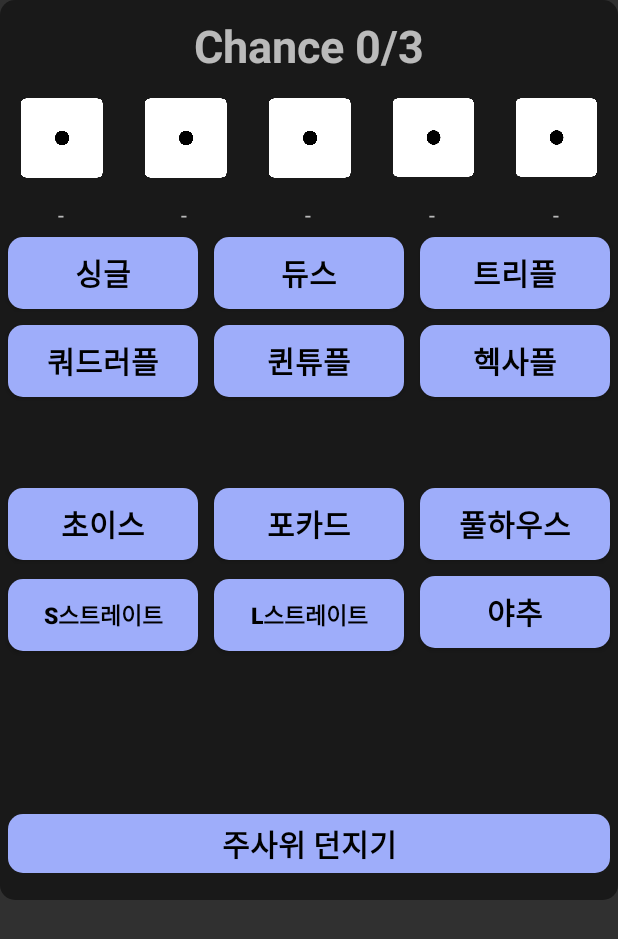
After one commit to Yangseung-Luke/Yacht_Dice, an Android app: the layout dice_dialog.xml on its own in the app's theme, with its tools: preview values and no code run, on a phone screen of 412 x 824 dp. The commit adds this screen. Shown: the top 939 px of the screen. Run offline under Robolectric (Android 15) with nearby library versions, the phone set to English and light mode, and no system bars.

Commit message:
Luke_YS_220526

```diff
--- /dev/null
+++ b/app/src/main/res/layout/dice_dialog.xml
@@ -0,0 +1,328 @@
+<?xml version="1.0" encoding="utf-8"?>
+<LinearLayout xmlns:android="http://schemas.android.com/apk/res/android"
+    xmlns:app="http://schemas.android.com/apk/res-auto"
+    xmlns:tools="http://schemas.android.com/tools"
+    android:layout_width="match_parent"
+    android:layout_height="600dp"
+    android:background="@drawable/button_bg"
+    android:backgroundTint="#191919"
+    android:orientation="vertical">
+
+
+    <TextView
+        android:id="@+id/chance"
+        android:layout_width="match_parent"
+        android:layout_height="wrap_content"
+        android:gravity="center"
+        android:paddingTop="10dp"
+        android:text="Chance 0/3"
+        android:textAlignment="center"
+        android:textSize="30sp"
+        android:textStyle="bold" />
+
+    <LinearLayout
+        android:layout_width="match_parent"
+        android:layout_height="wrap_content"
+        android:orientation="horizontal">
+
+        <ImageView
+            android:id="@+id/dice1"
+            android:layout_width="match_parent"
+            android:layout_height="wrap_content"
+            android:layout_margin="10dp"
+            android:layout_weight="1"
+            android:adjustViewBounds="true"
+            android:scaleType="fitXY"
+            app:srcCompat="@drawable/dice_one" />
+
+        <ImageView
+            android:id="@+id/dice2"
+            android:layout_width="match_parent"
+            android:layout_height="wrap_content"
+            android:layout_margin="10dp"
+            android:layout_weight="1"
+            android:adjustViewBounds="true"
+            android:scaleType="fitXY"
+            app:srcCompat="@drawable/dice_one" />
+
+        <ImageView
+            android:id="@+id/dice3"
+            android:layout_width="match_parent"
+            android:layout_height="wrap_content"
+            android:layout_margin="10dp"
+            android:layout_weight="1"
+            android:adjustViewBounds="true"
+            android:scaleType="fitXY"
+            app:srcCompat="@drawable/dice_one" />
+
+        <ImageView
+            android:id="@+id/dice4"
+            android:layout_width="match_parent"
+            android:layout_height="wrap_content"
+            android:layout_margin="10dp"
+            android:layout_weight="1"
+            android:adjustViewBounds="true"
+            android:scaleType="fitXY"
+            app:srcCompat="@drawable/dice_one" />
+
+        <ImageView
+            android:id="@+id/dice5"
+            android:layout_width="match_parent"
+            android:layout_height="wrap_content"
+            android:layout_margin="10dp"
+            android:layout_weight="1"
+            android:adjustViewBounds="true"
+            android:scaleType="fitXY"
+            app:srcCompat="@drawable/dice_one" />
+    </LinearLayout>
+
+    <LinearLayout
+        android:layout_width="match_parent"
+        android:layout_height="wrap_content"
+        android:orientation="horizontal">
+
+        <TextView
+            android:id="@+id/text_1"
+            android:layout_width="wrap_content"
+            android:layout_height="wrap_content"
+            android:layout_weight="1"
+            android:text="-"
+            android:textAlignment="center" />
+
+        <TextView
+            android:id="@+id/text_2"
+            android:layout_width="wrap_content"
+            android:layout_height="wrap_content"
+            android:layout_weight="1"
+            android:text="-"
+            android:textAlignment="center" />
+
+        <TextView
+            android:id="@+id/text_3"
+            android:layout_width="wrap_content"
+            android:layout_height="wrap_content"
+            android:layout_weight="1"
+            android:text="-"
+            android:textAlignment="center" />
+
+        <TextView
+            android:id="@+id/text_4"
+            android:layout_width="wrap_content"
+            android:layout_height="wrap_content"
+            android:layout_weight="1"
+            android:text="-"
+            android:textAlignment="center" />
+
+        <TextView
+            android:id="@+id/text_5"
+            android:layout_width="wrap_content"
+            android:layout_height="wrap_content"
+            android:layout_weight="1"
+            android:text="-"
+            android:textAlignment="center" />
+    </LinearLayout>
+
+    <LinearLayout
+        android:layout_width="match_parent"
+        android:layout_height="wrap_content"
+        android:orientation="horizontal">
+
+        <Button
+            android:id="@+id/dice_ace"
+            android:layout_width="wrap_content"
+            android:layout_height="wrap_content"
+            android:layout_margin="5dp"
+            android:layout_weight="1"
+            android:background="@drawable/button_bg"
+            android:backgroundTint="#9EADFA"
+            android:text="싱글"
+            android:textColor="@color/black"
+            android:textSize="20dp"
+            android:textStyle="bold" />
+
+        <Button
+            android:id="@+id/dice_duece"
+            android:layout_width="wrap_content"
+            android:layout_height="wrap_content"
+            android:layout_margin="5dp"
+            android:layout_weight="1"
+            android:background="@drawable/button_bg"
+            android:backgroundTint="#9EADFA"
+            android:text="듀스"
+            android:textColor="@color/black"
+            android:textSize="20dp"
+            android:textStyle="bold" />
+
+        <Button
+            android:id="@+id/dice_triple"
+            android:layout_width="wrap_content"
+            android:layout_height="wrap_content"
+            android:layout_margin="5dp"
+            android:layout_weight="1"
+            android:background="@drawable/button_bg"
+            android:backgroundTint="#9EADFA"
+            android:text="트리플"
+            android:textColor="@color/black"
+            android:textSize="20dp"
+            android:textStyle="bold" />
+
+    </LinearLayout>
+
+    <LinearLayout
+        android:layout_width="match_parent"
+        android:layout_height="wrap_content"
+        android:orientation="horizontal">
+
+        <Button
+            android:id="@+id/dice_quad"
+            android:layout_width="wrap_content"
+            android:layout_height="wrap_content"
+            android:layout_margin="5dp"
+            android:layout_weight="1"
+            android:background="@drawable/button_bg"
+            android:backgroundTint="#9EADFA"
+            android:text="쿼드러플"
+            android:textColor="@color/black"
+            android:textSize="20dp"
+            android:textStyle="bold" />
+
+        <Button
+            android:id="@+id/dice_penta"
+            android:layout_width="wrap_content"
+            android:layout_height="wrap_content"
+            android:layout_margin="5dp"
+            android:layout_weight="1"
+            android:background="@drawable/button_bg"
+            android:backgroundTint="#9EADFA"
+            android:text="퀸튜플"
+            android:textColor="@color/black"
+            android:textSize="20dp"
+            android:textStyle="bold" />
+
+        <Button
+            android:id="@+id/dice_hexa"
+            android:layout_width="wrap_content"
+            android:layout_height="wrap_content"
+            android:layout_margin="5dp"
+            android:layout_weight="1"
+            android:background="@drawable/button_bg"
+            android:backgroundTint="#9EADFA"
+            android:text="헥사플"
+            android:textColor="@color/black"
+            android:textSize="20dp"
+            android:textStyle="bold" />
+
+    </LinearLayout>
+
+    <LinearLayout
+        android:layout_width="match_parent"
+        android:layout_height="wrap_content"
+        android:layout_marginTop="50dp"
+        android:orientation="horizontal">
+
+        <Button
+            android:id="@+id/dice_choice"
+            android:layout_width="wrap_content"
+            android:layout_height="wrap_content"
+            android:layout_margin="5dp"
+            android:layout_weight="1"
+            android:background="@drawable/button_bg"
+            android:backgroundTint="#9EADFA"
+            android:text="초이스"
+            android:textColor="@color/black"
+            android:textSize="20dp"
+            android:textStyle="bold" />
+
+        <Button
+            android:id="@+id/dice_fourcard"
+            android:layout_width="wrap_content"
+            android:layout_height="wrap_content"
+            android:layout_margin="5dp"
+            android:layout_weight="1"
+            android:background="@drawable/button_bg"
+            android:backgroundTint="#9EADFA"
+            android:text="포카드"
+            android:textColor="@color/black"
+            android:textSize="20dp"
+            android:textStyle="bold" />
+
+        <Button
+            android:id="@+id/dice_fullhouse"
+            android:layout_width="wrap_content"
+            android:layout_height="wrap_content"
+            android:layout_margin="5dp"
+            android:layout_weight="1"
+            android:background="@drawable/button_bg"
+            android:backgroundTint="#9EADFA"
+            android:text="풀하우스"
+            android:textColor="@color/black"
+            android:textSize="20dp"
+            android:textStyle="bold" />
+    </LinearLayout>
+
+    <LinearLayout
+        android:layout_width="match_parent"
+        android:layout_height="wrap_content"
+        android:orientation="horizontal">
+
+        <Button
+            android:id="@+id/dice_s_straight"
+            android:layout_width="wrap_content"
+            android:layout_height="wrap_content"
+            android:layout_margin="5dp"
+            android:layout_weight="1"
+            android:background="@drawable/button_bg"
+            android:backgroundTint="#9EADFA"
+            android:text="S스트레이트"
+            android:textColor="@color/black"
+            android:textSize="15dp"
+            android:textStyle="bold" />
+
+        <Button
+            android:id="@+id/dice_l_straight"
+            android:layout_width="wrap_content"
+            android:layout_height="wrap_content"
+            android:layout_margin="5dp"
+            android:layout_weight="1"
+            android:background="@drawable/button_bg"
+            android:backgroundTint="#9EADFA"
+            android:text="L스트레이트"
+            android:textColor="@color/black"
+            android:textSize="15dp"
+            android:textStyle="bold" />
+
+        <Button
+            android:id="@+id/dice_yacht"
+            android:layout_width="wrap_content"
+            android:layout_height="wrap_content"
+            android:layout_margin="5dp"
+            android:layout_weight="1"
+            android:background="@drawable/button_bg"
+            android:backgroundTint="#9EADFA"
+            android:text="야추"
+            android:textColor="@color/black"
+            android:textSize="20dp"
+            android:textStyle="bold" />
+    </LinearLayout>
+
+    <LinearLayout
+        android:layout_width="match_parent"
+        android:layout_height="50dp"
+        android:layout_marginTop="100dp"
+        android:orientation="horizontal">
+
+        <Button
+            android:id="@+id/okBtn"
+            android:layout_width="wrap_content"
+            android:layout_height="wrap_content"
+            android:layout_margin="5dp"
+            android:layout_weight="1"
+            android:background="@drawable/button_bg"
+            android:backgroundTint="#9EADFA"
+            android:text="주사위 던지기"
+            android:textColor="@color/black"
+            android:textSize="20dp"
+            android:textStyle="bold" />
+
+    </LinearLayout>
+</LinearLayout>
```
Also changed, not shown: app/src/main/java/com/example/practice3/MainActivity.kt (+137 -5 lines), app/src/main/res/drawable/false_bg.xml (added, +11 -0 lines), app/src/main/res/drawable/true_bg.xml (added, +11 -0 lines), app/src/main/res/layout/activity_main.xml (+15 -4 lines), app/src/main/res/layout/reset_dialog.xml (added, +56 -0 lines), app/src/main/res/drawable/dice_five.png (added), app/src/main/res/drawable/dice_four.png (added), app/src/main/res/drawable/dice_one.png (added), app/src/main/res/drawable/dice_six.png (added), app/src/main/res/drawable/dice_three.png (added), app/src/main/res/drawable/dice_two.png (added).
